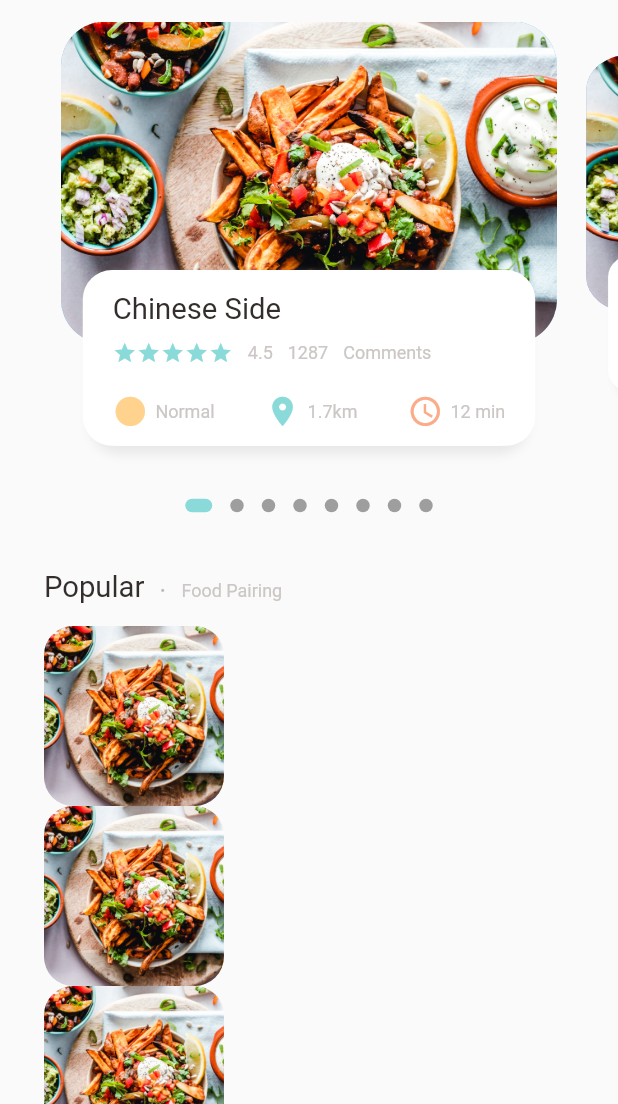
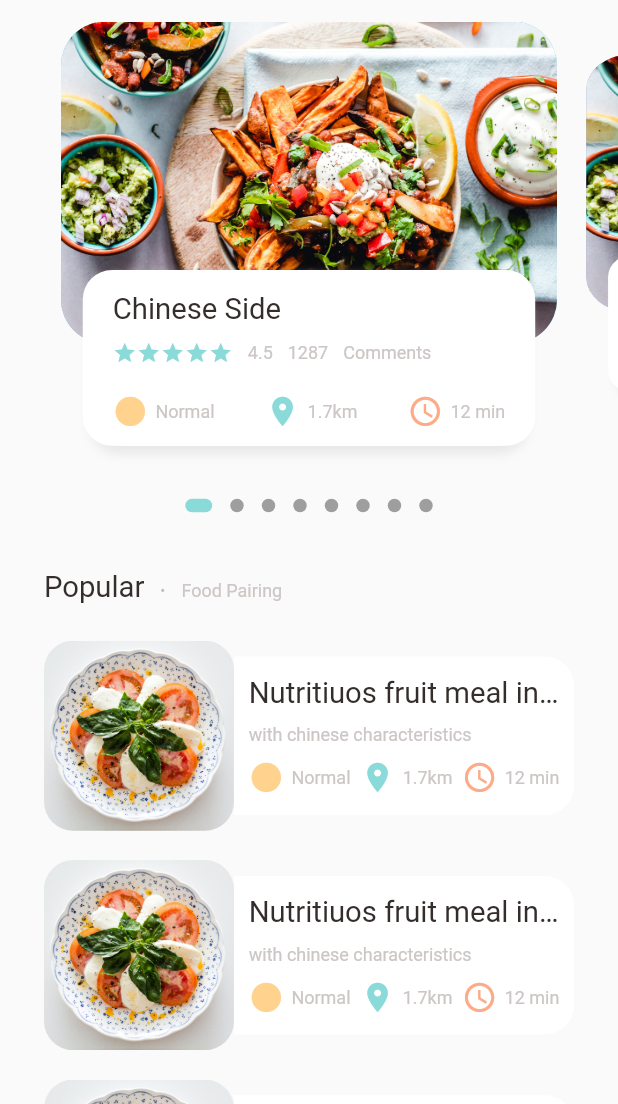
Before and after one commit to ahhmedsafwat/FoodDeliveryApp, a Flutter app: the screen it shows after launch, on a phone screen of 412 x 824 dp, the part 132-1236 px from its top. Run offline on Flutter 3.47's test engine with Material 2 defaults, Android fonts, the phone set to English and light mode, and no system bars; drawn by our look-alikes of dots_indicator; our stand-ins replace get.

```diff
--- a/lib/core/utils/dimension.dart
+++ b/lib/core/utils/dimension.dart
@@ -28,5 +28,9 @@ class Dimensions {
 
   //icon size
   static double iconSize = screenHeight / 35.17;
+
+  //list view size
+  static double listViewImgSize = screenWidth / 3.25;
+  static double listViewTextContianerSize = screenWidth / 3.9;
 }
-// 844 / 15
+// 844
--- /dev/null
+++ b/lib/features/FoodDetails/presentation/view/food_details.dart
@@ -0,0 +1,13 @@
+import 'package:flutter/material.dart';
+import 'package:food_delivery_app/features/FoodDetails/presentation/view/widgets/food_details_body.dart';
+
+class FoodDetails extends StatelessWidget {
+  const FoodDetails({super.key});
+
+  @override
+  Widget build(BuildContext context) {
+    return const Scaffold(
+      body: FoodDetailsBody(),
+    );
+  }
+}
--- /dev/null
+++ b/lib/features/FoodDetails/presentation/view/widgets/food_details_body.dart
@@ -0,0 +1,10 @@
+import 'package:flutter/material.dart';
+
+class FoodDetailsBody extends StatelessWidget {
+  const FoodDetailsBody({super.key});
+
+  @override
+  Widget build(BuildContext context) {
+    return Container();
+  }
+}
--- a/lib/features/home/presentation/main_food_page.dart
+++ b/lib/features/home/presentation/food_page.dart
@@ -1,3 +1,4 @@
+
 import 'package:flutter/material.dart';
 import 'package:food_delivery_app/features/home/presentation/views/widgets/main_food_page_body.dart';
 
--- a/lib/features/home/presentation/views/widgets/card_description.dart
+++ b/lib/features/home/presentation/views/widgets/card_description.dart
@@ -4,6 +4,7 @@ import 'package:food_delivery_app/core/utils/dimension.dart';
 import 'package:food_delivery_app/core/utils/widgets/big_text.dart';
 import 'package:food_delivery_app/features/home/presentation/views/widgets/rating.dart';
 import '../../../../../core/utils/widgets/icon_and_text.dart';
+import 'order_information.dart';
 
 class CardsDescription extends StatelessWidget {
   const CardsDescription({super.key});
@@ -47,24 +48,7 @@ class CardsDescription extends StatelessWidget {
                 SizedBox(height: Dimensions.height10),
                 const Rating(),
                 SizedBox(height: Dimensions.height20),
-                Row(
-                  mainAxisAlignment: MainAxisAlignment.spaceBetween,
-                  children: const [
-                    IconAndText(
-                      icon: Icons.circle_sharp,
-                      iconColor: AppColors.iconColor1,
-                      text: 'Normal',
-                    ),
-                    IconAndText(
-                        icon: Icons.location_on,
-                        iconColor: AppColors.mainColor,
-                        text: '1.7km'),
-                    IconAndText(
-                        icon: Icons.watch_later_outlined,
-                        iconColor: AppColors.iconColor2,
-                        text: '12 min')
-                  ],
-                )
+                const OrderIformation()
                 // IconAndText(icon: icon, color: color, text: text, iconColor: iconColor)
               ],
             )),
--- a/lib/features/home/presentation/views/widgets/food_listview.dart
+++ b/lib/features/home/presentation/views/widgets/food_listview.dart
@@ -1,4 +1,5 @@
 import 'package:flutter/material.dart';
+import 'package:food_delivery_app/core/utils/dimension.dart';
 
 import 'food_listview_item.dart';
 
@@ -12,7 +13,10 @@ class FoodListView extends StatelessWidget {
       shrinkWrap: true,
       itemCount: 10,
       itemBuilder: (context, index) {
-        return const FoodListViewItem();
+        return Padding(
+          padding: EdgeInsets.symmetric(vertical: Dimensions.height10),
+          child: const FoodListViewItem(),
+        );
       },
     );
   }
--- a/lib/features/home/presentation/views/widgets/food_listview_item.dart
+++ b/lib/features/home/presentation/views/widgets/food_listview_item.dart
@@ -1,6 +1,10 @@
 import 'package:flutter/material.dart';
+import 'package:food_delivery_app/core/utils/widgets/big_text.dart';
+import 'package:food_delivery_app/core/utils/widgets/small_text.dart';
+import 'package:food_delivery_app/features/home/presentation/views/widgets/card_description.dart';
 
 import '../../../../../core/utils/dimension.dart';
+import 'order_information.dart';
 
 class FoodListViewItem extends StatelessWidget {
   const FoodListViewItem({
@@ -11,18 +15,50 @@ class FoodListViewItem extends StatelessWidget {
   Widget build(BuildContext context) {
     return Container(
       margin: EdgeInsets.symmetric(horizontal: Dimensions.width30),
-      child: Row(children: [
+      child: Row(
+        children: [
           Container(
-          height: 120,
-          width: 120,
+            height: Dimensions.listViewImgSize,
+            width: Dimensions.listViewImgSize,
             decoration: BoxDecoration(
                 color: Colors.white24,
                 image: const DecorationImage(
-                  image: AssetImage('assets/image/food1.jpg'),
+                    image: AssetImage('assets/image/food5.jpg'),
                     fit: BoxFit.cover),
                 borderRadius: BorderRadius.circular(Dimensions.radius20)),
+          ),
+          Expanded(
+            child: Container(
+              height: Dimensions.listViewTextContianerSize,
+              width: double.infinity,
+              decoration: BoxDecoration(
+                borderRadius: BorderRadius.only(
+                  bottomRight: Radius.circular(Dimensions.radius20),
+                  topRight: Radius.circular(Dimensions.radius20),
+                ),
+                color: Colors.white,
+              ),
+              child: Padding(
+                padding: EdgeInsets.symmetric(horizontal: Dimensions.width10),
+                child: Column(
+                    crossAxisAlignment: CrossAxisAlignment.start,
+                    mainAxisAlignment: MainAxisAlignment.center,
+                    children: [
+                      const BigText(text: 'Nutritiuos fruit meal in China'),
+                      SizedBox(
+                        height: Dimensions.height10,
+                      ),
+                      const SmallText(text: 'with chinese characteristics'),
+                      SizedBox(
+                        height: Dimensions.height10,
+                      ),
+                      const OrderIformation()
+                    ]),
+              ),
+            ),
           )
-      ]),
+        ],
+      ),
     );
   }
 }
--- a/lib/features/home/presentation/views/widgets/main_food_page_body.dart
+++ b/lib/features/home/presentation/views/widgets/main_food_page_body.dart
@@ -36,7 +36,7 @@ class CustomScrollableBody extends StatelessWidget {
           SizedBox(height: Dimensions.height30),
           const PopularTextSecion(),
           SizedBox(height: Dimensions.height15),
-          FoodListView(),
+          const FoodListView(),
         ]),
       ),
     );
--- /dev/null
+++ b/lib/features/home/presentation/views/widgets/order_information.dart
@@ -0,0 +1,32 @@
+import 'package:flutter/material.dart';
+
+import '../../../../../core/utils/colors.dart';
+import '../../../../../core/utils/widgets/icon_and_text.dart';
+
+class OrderIformation extends StatelessWidget {
+  const OrderIformation({
+    super.key,
+  });
+
+  @override
+  Widget build(BuildContext context) {
+    return Row(
+      mainAxisAlignment: MainAxisAlignment.spaceBetween,
+      children: const [
+        IconAndText(
+          icon: Icons.circle_sharp,
+          iconColor: AppColors.iconColor1,
+          text: 'Normal',
+        ),
+        IconAndText(
+            icon: Icons.location_on,
+            iconColor: AppColors.mainColor,
+            text: '1.7km'),
+        IconAndText(
+            icon: Icons.watch_later_outlined,
+            iconColor: AppColors.iconColor2,
+            text: '12 min')
+      ],
+    );
+  }
+}
--- a/lib/main.dart
+++ b/lib/main.dart
@@ -1,7 +1,7 @@
 import 'package:flutter/material.dart';
 import 'package:get/get.dart';
 
-import 'features/home/presentation/main_food_page.dart';
+import 'features/home/presentation/food_page.dart';
 
 void main(List<String> args) {
   runApp(const FoodDeliveryApp());
```
Lines whose indentation alone changed are shown as unchanged.
